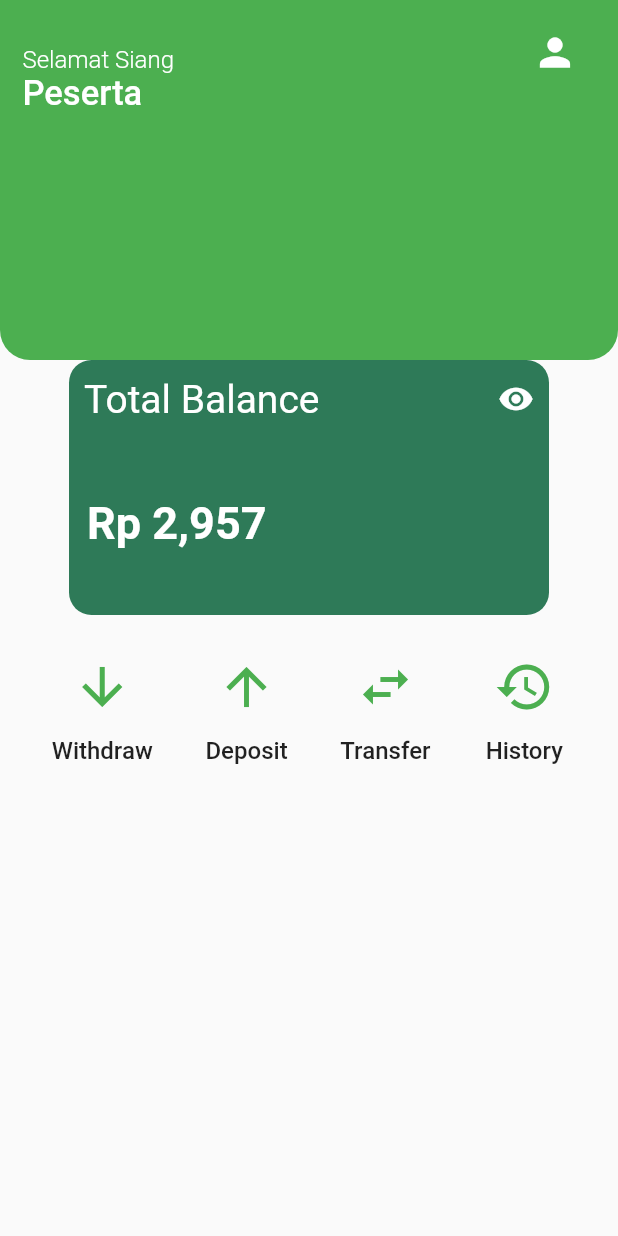
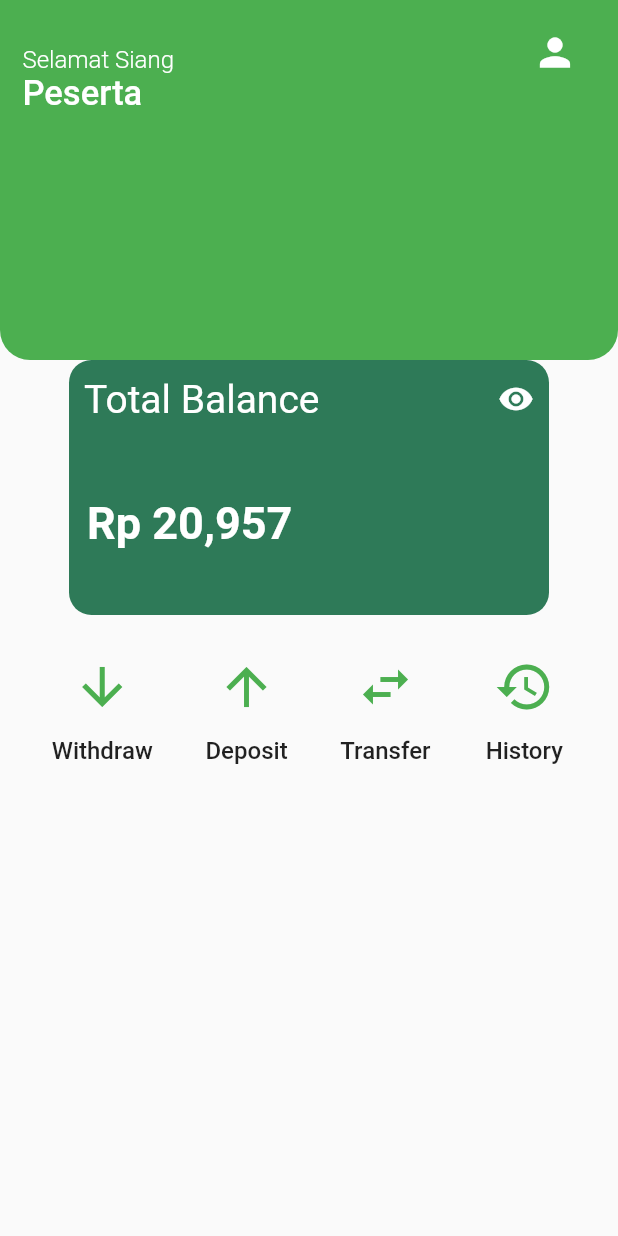
Before and after one commit to George535220173/UAS_E-MONEY, a Flutter app: the screen it shows after launch, on a phone screen of 412 x 824 dp. Run offline on Flutter 3.47's test engine with Material 2 defaults, Android fonts, the phone set to English and light mode, and no system bars.

Commit message:
testing apakah bisa berjalan dummynya

```diff
--- a/lib/Home/home.dart
+++ b/lib/Home/home.dart
@@ -109,7 +109,7 @@ class home extends StatelessWidget {
                           child: Row(
                             children: [
                               Text(
-                                'Rp 2,957',
+                                'Rp 20,957',
                                 style: TextStyle(
                                   fontWeight: FontWeight.w600,
                                   fontSize: 30,
```
